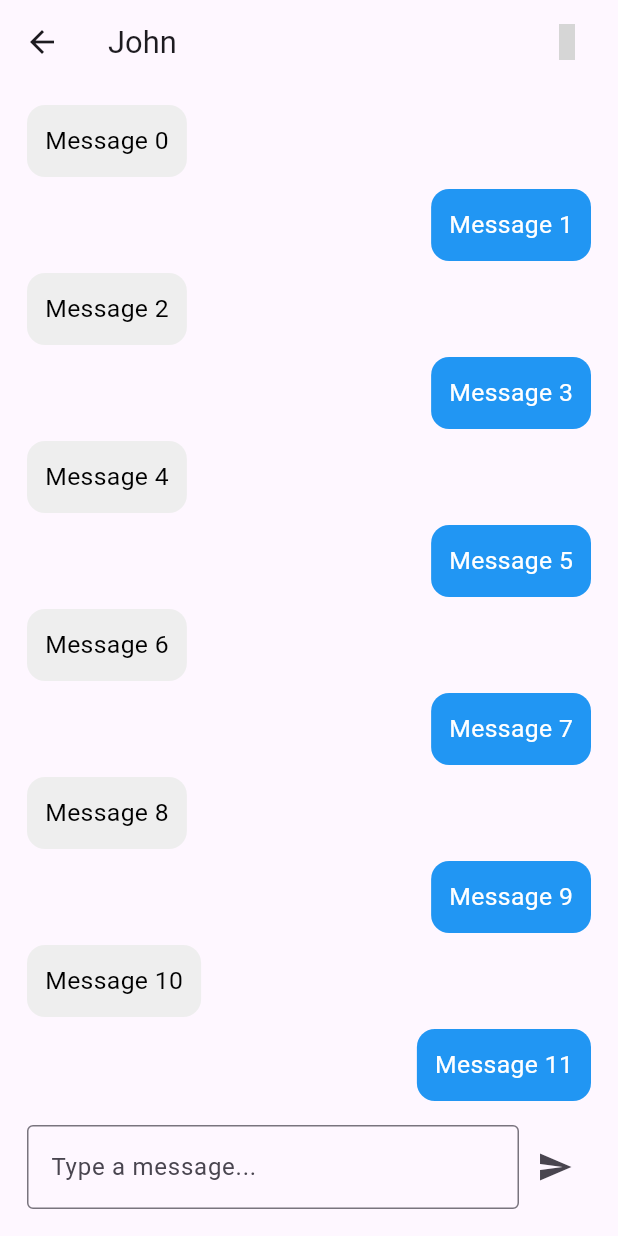
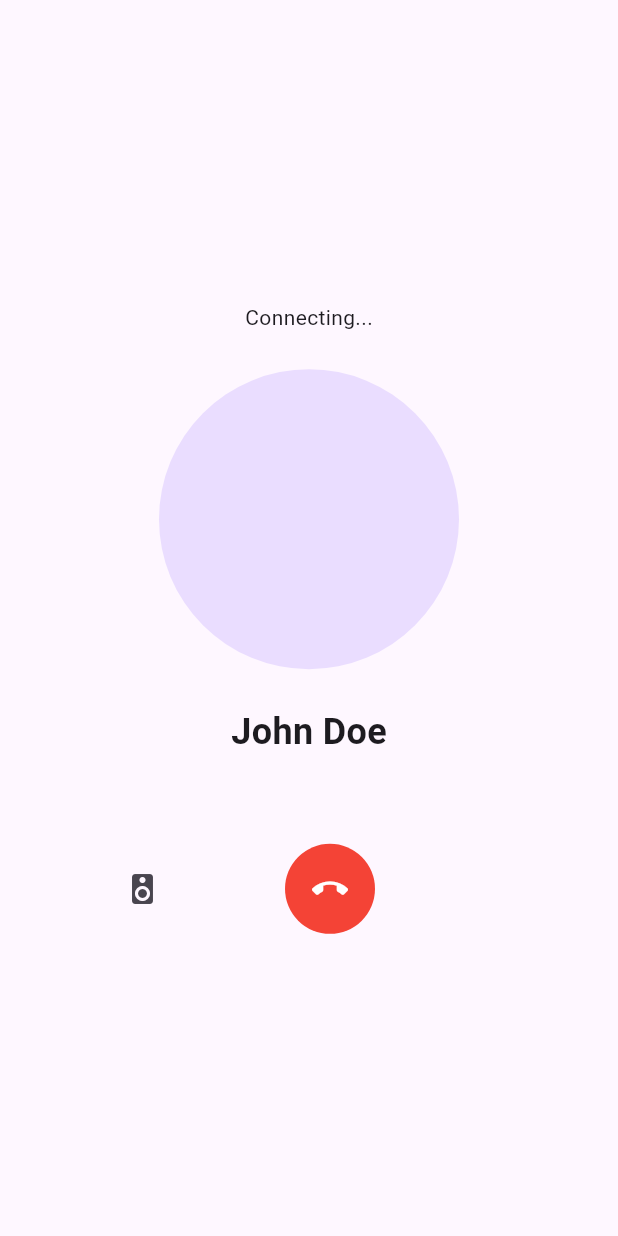
Before and after one commit to adnan-vk/SellGo_UI, a Flutter app: the ChatPage screen opened directly, after a tap on an icon or button, on a phone screen of 412 x 824 dp. Run offline on Flutter 3.47's test engine with Material 3 defaults, Android fonts, the phone set to English and light mode, and no system bars; our stand-ins replace email_validator, google_fonts, image_picker; missing offline and left inert: enefty_icons; grey boxes are pictures that could not be loaded.

Commit message:
call page

```diff
--- /dev/null
+++ b/lib/view/call/call.dart
@@ -0,0 +1,51 @@
+import 'package:flutter/material.dart';
+import 'package:sellgo/widgets/circleavatar_widget.dart';
+import 'package:sellgo/widgets/text_widget.dart';
+
+class CallingPage extends StatelessWidget {
+  const CallingPage({Key? key}) : super(key: key);
+
+  @override
+  Widget build(BuildContext context) {
+    final size = MediaQuery.of(context).size;
+
+    return Scaffold(
+      body: Center(
+        child: Column(
+          mainAxisAlignment: MainAxisAlignment.center,
+          children: [
+            TextWidget().text(data: "Connecting..."),
+            SizedBox(
+              height: size.height * .03,
+            ),
+            circleavatar().circleAvatar(radius: 100.0),
+            SizedBox(height: size.height * .03),
+            Text(
+              'John Doe',
+              style: TextStyle(fontSize: 24, fontWeight: FontWeight.bold),
+            ),
+            SizedBox(height: size.height * .07),
+            Row(
+              mainAxisAlignment: MainAxisAlignment.spaceEvenly,
+              children: [
+                IconButton(onPressed: () {}, icon: Icon(Icons.speaker)),
+                SizedBox(
+                  height: 60,
+                  width: 60,
+                  child: IconButton(
+                    onPressed: () {},
+                    icon: Icon(Icons.call_end),
+                    color: Colors.white,
+                    style: ButtonStyle(
+                        backgroundColor: MaterialStatePropertyAll(Colors.red)),
+                  ),
+                ),
+                SizedBox(width: 20),
+              ],
+            ),
+          ],
+        ),
+      ),
+    );
+  }
+}
--- a/lib/view/chatpage/chat.dart
+++ b/lib/view/chatpage/chat.dart
@@ -1,67 +1,6 @@
-// import 'package:flutter/material.dart';
-// import 'package:sellgo/view/chatpage/widgets/message_widget.dart';
-// import 'package:sellgo/widgets/text_widget.dart';
-
-// enum MessageType {
-//   Sent,
-//   Received,
-// }
-
-// class ChatPage extends StatelessWidget {
-//   const ChatPage({Key? key}) : super(key: key);
-
-//   @override
-//   Widget build(BuildContext context) {
-//     final size = MediaQuery.of(context).size;
-//     return Scaffold(
-//       appBar: AppBar(
-//         title: TextWidget().text(data: "John", size: size.width * .05),
-//       ),
-//       body: Padding(
-//         padding: const EdgeInsets.all(10),
-//         child: Column(
-//           children: [
-//             Expanded(
-//               child: ListView.builder(
-//                 itemCount: 15,
-//                 itemBuilder: (context, index) {
-//                   return MessageWidget().Message(
-//                      context: context,
-//                       message: "Message $index",
-//                       messageType: index % 2 == 0
-//                           ? MessageType.Sent
-//                           : MessageType.Received);
-//                 },
-//               ),
-//             ),
-//             Padding(
-//               padding: const EdgeInsets.all(8.0),
-//               child: Row(
-//                 children: [
-//                   Expanded(
-//                     child: TextField(
-//                       decoration: InputDecoration(
-//                         hintText: 'Type a message...',
-//                         border: OutlineInputBorder(),
-//                       ),
-//                     ),
-//                   ),
-//                   IconButton(
-//                     onPressed: () {},
-//                     icon: Icon(Icons.send),
-//                   ),
-//                 ],
-//               ),
-//             ),
-//           ],
-//         ),
-//       ),
-//     );
-//   }
-// }
-
 import 'package:enefty_icons/enefty_icons.dart';
 import 'package:flutter/material.dart';
+import 'package:sellgo/view/call/call.dart';
 import 'package:sellgo/widgets/text_widget.dart';
 import 'package:sellgo/view/chatpage/widgets/message_widget.dart';
 
@@ -78,7 +17,14 @@ class ChatPage extends StatelessWidget {
           Padding(
             padding: const EdgeInsets.only(right: 10),
             child: IconButton(
-                onPressed: () {}, icon: Icon(EneftyIcons.call_outline)),
+                onPressed: () {
+                  Navigator.push(
+                      context,
+                      MaterialPageRoute(
+                        builder: (context) => CallingPage(),
+                      ));
+                },
+                icon: Icon(EneftyIcons.call_outline)),
           )
         ],
       ),
```
